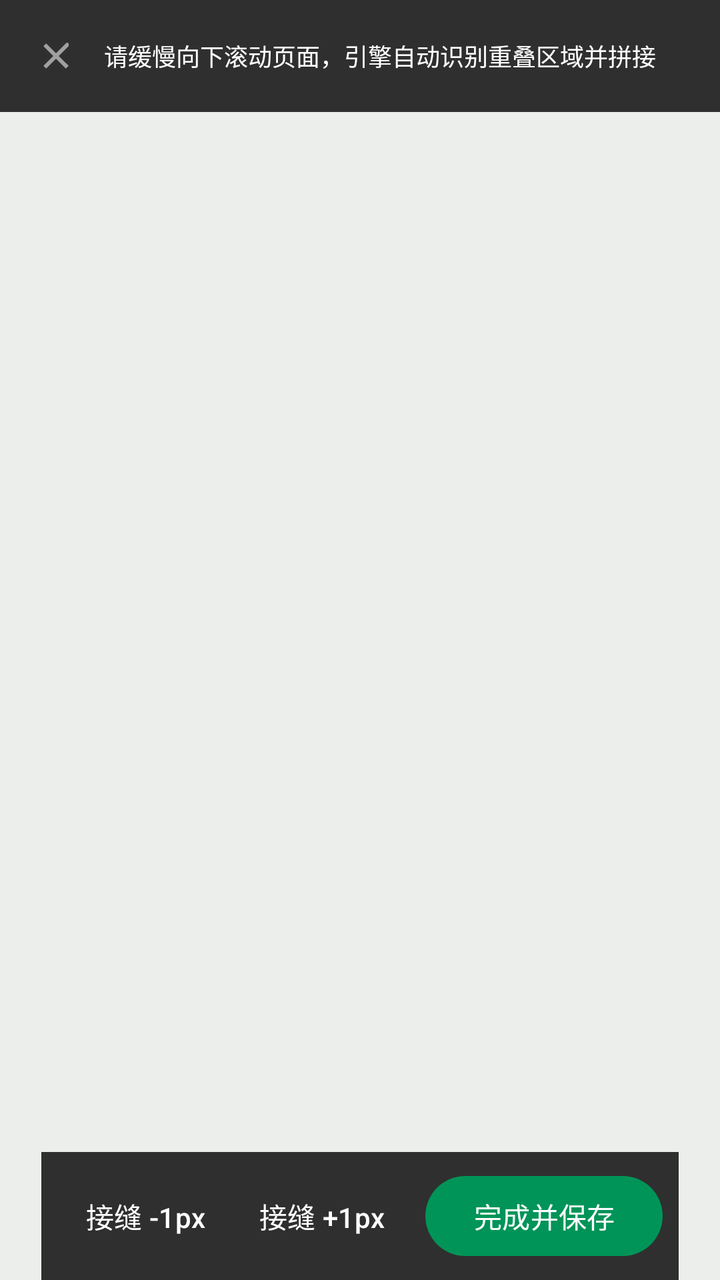
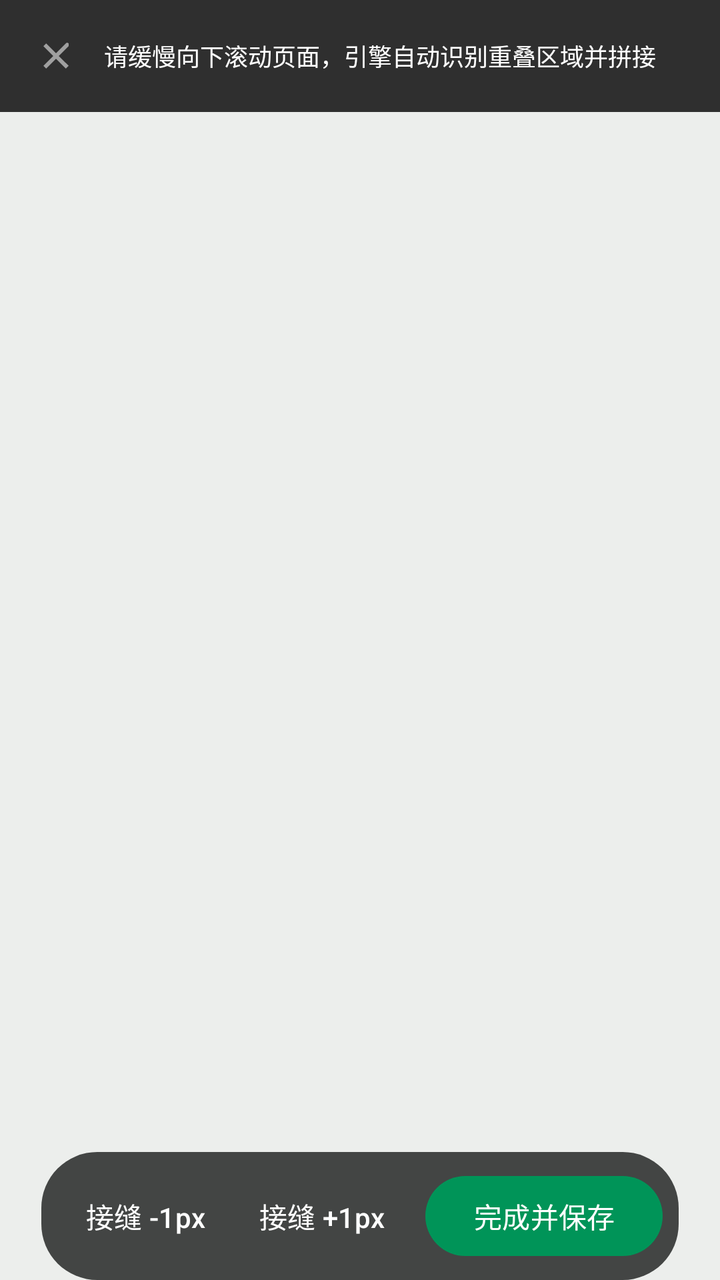

Compare the two renders of this Android layout. The source of the first and the diff that turns it into the second are given below.
<!-- AndroidManifest.xml: activity theme Theme.PureShot.Fullscreen -->
<!-- res/layout/activity_longshot.xml -->
<?xml version="1.0" encoding="utf-8"?>
<FrameLayout xmlns:android="http://schemas.android.com/apk/res/android"
    android:layout_width="match_parent"
    android:layout_height="match_parent"
    android:background="@color/editor_canvas_bg">

    <ScrollView
        android:id="@+id/long_scroll"
        android:layout_width="match_parent"
        android:layout_height="match_parent"
        android:layout_marginTop="56dp"
        android:layout_marginBottom="64dp"
        android:scrollbars="none">

        <ImageView
            android:id="@+id/long_preview"
            android:layout_width="match_parent"
            android:layout_height="wrap_content"
            android:adjustViewBounds="true"
            android:contentDescription="@null"
            android:scaleType="fitCenter" />
    </ScrollView>

    <LinearLayout
        android:layout_width="match_parent"
        android:layout_height="56dp"
        android:background="#CC000000"
        android:gravity="center_vertical"
        android:orientation="horizontal"
        android:paddingStart="4dp"
        android:paddingEnd="12dp">

        <ImageButton
            android:id="@+id/btn_long_close"
            android:layout_width="48dp"
            android:layout_height="48dp"
            android:background="?attr/selectableItemBackgroundBorderless"
            android:contentDescription="@string/close"
            android:padding="12dp"
            android:src="@drawable/ic_close"
            app:tint="#FFFFFF"
            xmlns:app="http://schemas.android.com/apk/res-auto" />

        <TextView
            android:id="@+id/long_hint"
            android:layout_width="0dp"
            android:layout_height="wrap_content"
            android:layout_weight="1"
            android:ellipsize="end"
            android:maxLines="2"
            android:text="@string/long_hint"
            android:textColor="#FFFFFF"
            android:textSize="12sp" />

        <TextView
            android:id="@+id/long_acc_state"
            android:layout_width="wrap_content"
            android:layout_height="wrap_content"
            android:textColor="@color/brand_light_green"
            android:textSize="12sp" />
    </LinearLayout>

    <LinearLayout
        android:layout_width="wrap_content"
        android:layout_height="64dp"
        android:layout_gravity="bottom|center_horizontal"
        android:background="#CC000000"
        android:gravity="center"
        android:orientation="horizontal"
        android:paddingStart="8dp"
        android:paddingEnd="8dp">

        <com.google.android.material.button.MaterialButton
            android:id="@+id/btn_seam_minus"
            style="@style/Widget.Material3.Button.TextButton"
            android:layout_width="wrap_content"
            android:layout_height="wrap_content"
            android:text="@string/long_seam_minus"
            android:textColor="#FFFFFF" />

        <com.google.android.material.button.MaterialButton
            android:id="@+id/btn_seam_plus"
            style="@style/Widget.Material3.Button.TextButton"
            android:layout_width="wrap_content"
            android:layout_height="wrap_content"
            android:text="@string/long_seam_plus"
            android:textColor="#FFFFFF" />

        <com.google.android.material.button.MaterialButton
            android:id="@+id/btn_long_done"
            android:layout_width="wrap_content"
            android:layout_height="wrap_content"
            android:layout_marginStart="8dp"
            android:text="@string/long_stop_save" />
    </LinearLayout>
</FrameLayout>
<!-- resources referenced by this layout -->
<resources>
  <color name="brand_light_green">#34B97C</color>
  <color name="editor_canvas_bg">#ECEEEC</color>
  <!-- drawable ic_close (drawable) -->
  <?xml version="1.0" encoding="utf-8"?>
  <vector xmlns:android="http://schemas.android.com/apk/res/android"
      android:width="24dp" android:height="24dp" android:viewportWidth="24" android:viewportHeight="24">
      <path android:fillColor="@color/icon_tint"
          android:pathData="M18.3,5.71a1,1 0 0 0 -1.41,0L12,10.59 7.11,5.7 5.7,7.11 10.59,12 5.7,16.89 7.11,18.3 12,13.41l4.89,4.88 1.41,-1.41L13.41,12l4.89,-4.89 0,-1.4z" />
  </vector>
  <string name="close">关闭</string>
  <string name="long_hint">请缓慢向下滚动页面，引擎自动识别重叠区域并拼接</string>
  <string name="long_seam_minus">接缝 -1px</string>
  <string name="long_seam_plus">接缝 +1px</string>
  <string name="long_stop_save">完成并保存</string>
  <style name="Theme.PureShot.Fullscreen" parent="Theme.PureShot">
          <item name="android:windowBackground">@color/capture_surface</item>
          <item name="android:statusBarColor">@android:color/transparent</item>
          <item name="android:navigationBarColor">@android:color/transparent</item>
      </style>
  <color name="icon_tint">#8A333333</color>
  <style name="Theme.PureShot" parent="Theme.Material3.DayNight.NoActionBar">
          <item name="colorPrimary">@color/app_primary</item>
          <item name="colorOnPrimary">@color/app_on_primary</item>
          <item name="colorPrimaryContainer">@color/app_primary_container</item>
          <item name="colorOnPrimaryContainer">@color/app_on_primary_container</item>
          <item name="colorSecondary">@color/app_secondary</item>
          <item name="colorOnSecondary">@color/app_on_secondary</item>
          <item name="android:colorBackground">@color/app_background</item>
          <item name="colorOnBackground">@color/app_on_background</item>
          <item name="colorSurface">@color/app_surface</item>
          <item name="colorOnSurface">@color/app_on_surface</item>
          <item name="colorSurfaceVariant">@color/app_surface_variant</item>
          <item name="colorOnSurfaceVariant">@color/app_on_surface_variant</item>
          <item name="colorOutline">@color/app_outline</item>
          <item name="android:statusBarColor">@color/app_background</item>
          <item name="android:navigationBarColor">@color/app_background</item>
          <item name="android:windowLightStatusBar">@bool/light_status_bar</item>
          <item name="materialAlertDialogTheme">@style/Theme.PureShot.Dialog.Alert</item>
      </style>
  <color name="capture_surface">#1A1C1B</color>
  <color name="app_primary">@color/brand_primary</color>
  <color name="app_on_primary">#FFFFFF</color>
  <color name="app_primary_container">#CCF3E2</color>
  <color name="app_on_primary_container">#00341D</color>
  <color name="app_secondary">@color/brand_light_green</color>
  <color name="app_on_secondary">#FFFFFF</color>
  <color name="app_background">#FFFFFF</color>
  <color name="app_on_background">#333333</color>
  <color name="app_surface">#FFFFFF</color>
  <color name="app_on_surface">#333333</color>
  <color name="app_surface_variant">#F2F5F3</color>
  <color name="app_on_surface_variant">#5F6B65</color>
  <color name="app_outline">#C3CCC7</color>
  <style name="Theme.PureShot.Dialog.Alert" parent="ThemeOverlay.Material3.MaterialAlertDialog" />
  <color name="brand_primary">#009458</color>
</resources>

<!-- the commit's change to res/layout/activity_longshot.xml (unified diff, before → after) -->
@@ -64,7 +64,7 @@
         android:layout_width="wrap_content"
         android:layout_height="64dp"
         android:layout_gravity="bottom|center_horizontal"
-        android:background="#CC000000"
+        android:background="@drawable/bg_overlay_bar"
         android:gravity="center"
         android:orientation="horizontal"
         android:paddingStart="8dp"
<!-- resource entries referenced after the edit -->
@@ -2,6 +2,13 @@
 <resources>
   <color name="brand_light_green">#34B97C</color>
   <color name="editor_canvas_bg">#ECEEEC</color>
+  <!-- drawable bg_overlay_bar (drawable) -->
+  <?xml version="1.0" encoding="utf-8"?>
+  <shape xmlns:android="http://schemas.android.com/apk/res/android"
+      android:shape="rectangle">
+      <corners android:radius="28dp" />
+      <solid android:color="#CC1A1C1B" />
+  </shape>
   <!-- drawable ic_close (drawable) -->
   <?xml version="1.0" encoding="utf-8"?>
   <vector xmlns:android="http://schemas.android.com/apk/res/android"
